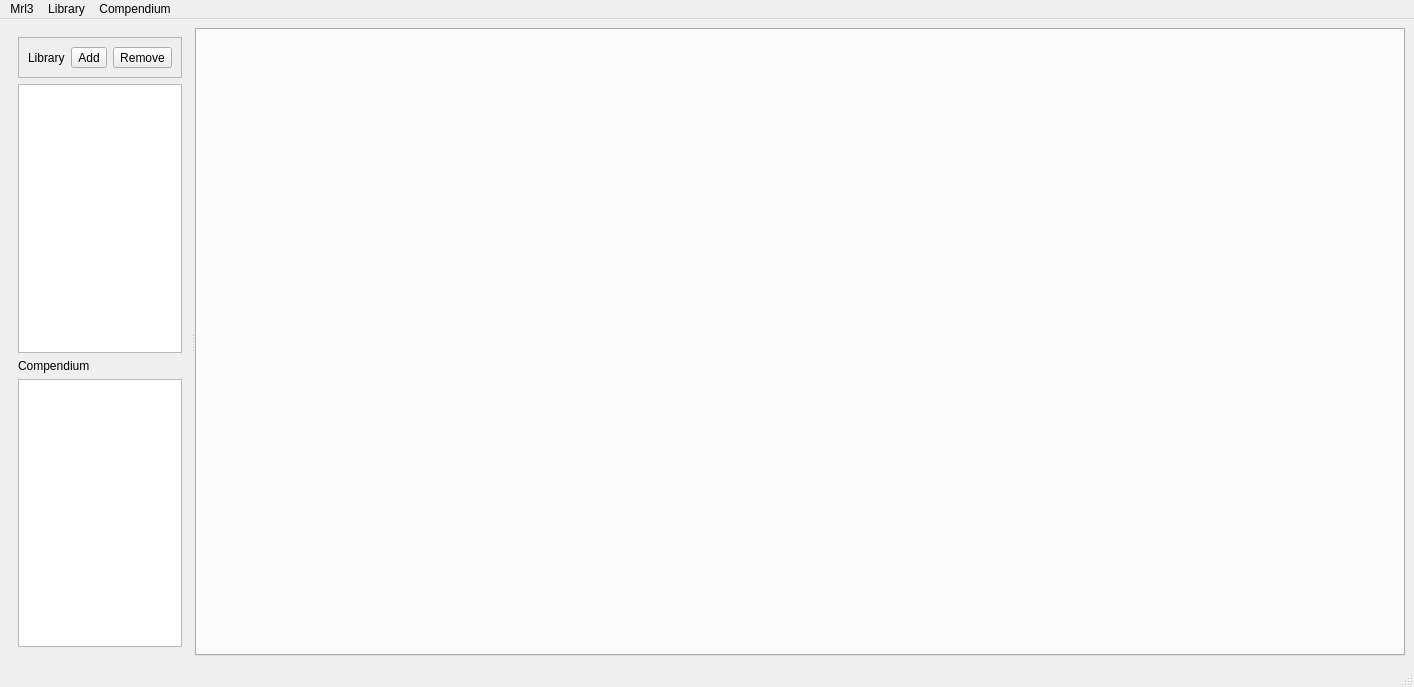
Above: gui/ui/MainWindow.ui from AsteriskAmpersand/Material-Editing before the change. Below: the same form after it.
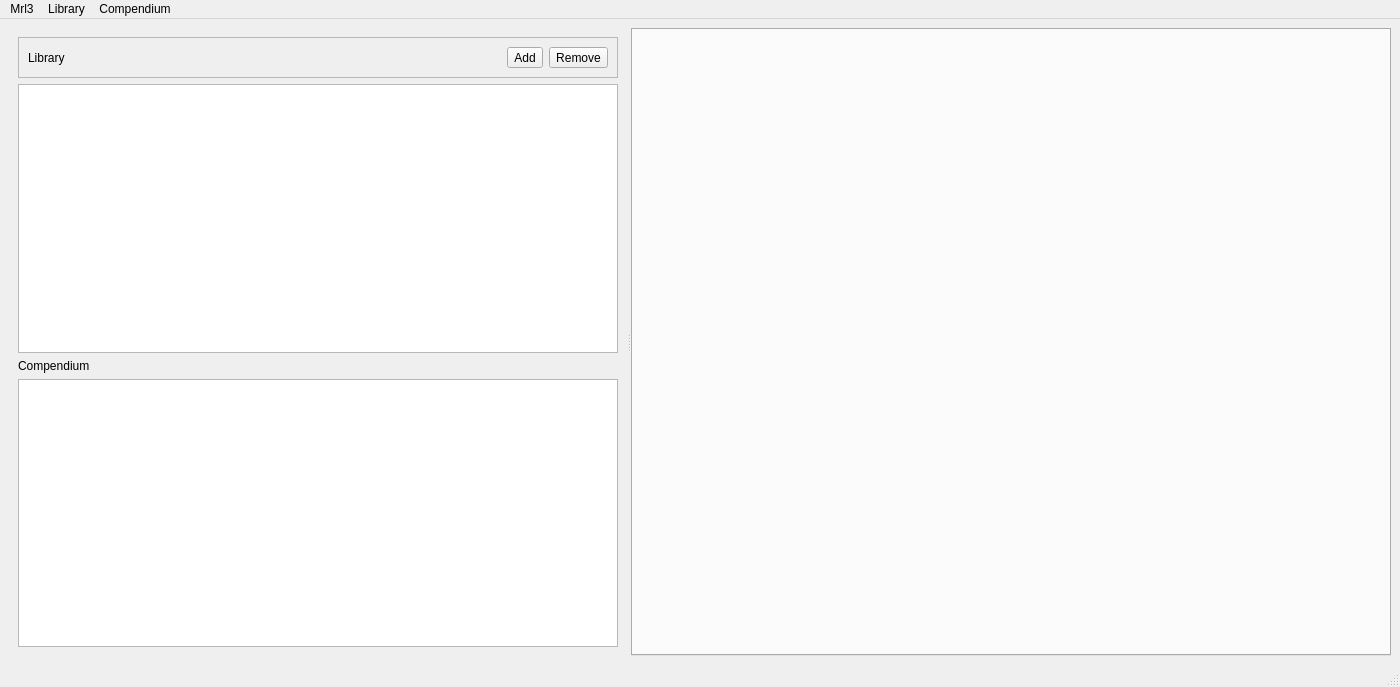
That is the form after the change.

Commit message:
Fixed Texture List Bugs and Minor UI Retouching
-Fixed a major bug that prevent saving after manually adding a new
texture to the resource list
-Fixed a minor bug where adding a new material would have the wrong
indexes on its textures
-Reduced Minimum size for two of the columns of the Editor Widget so
that the library and compendium can be expanded on smaller monitors.

Patch:
```diff
--- a/gui/ui/MainWindow.ui
+++ b/gui/ui/MainWindow.ui
@@ -85,7 +85,7 @@
        </property>
        <property name="minimumSize">
         <size>
-         <width>1210</width>
+         <width>760</width>
          <height>0</height>
         </size>
        </property>
```
The commit also changes 5 other files.
